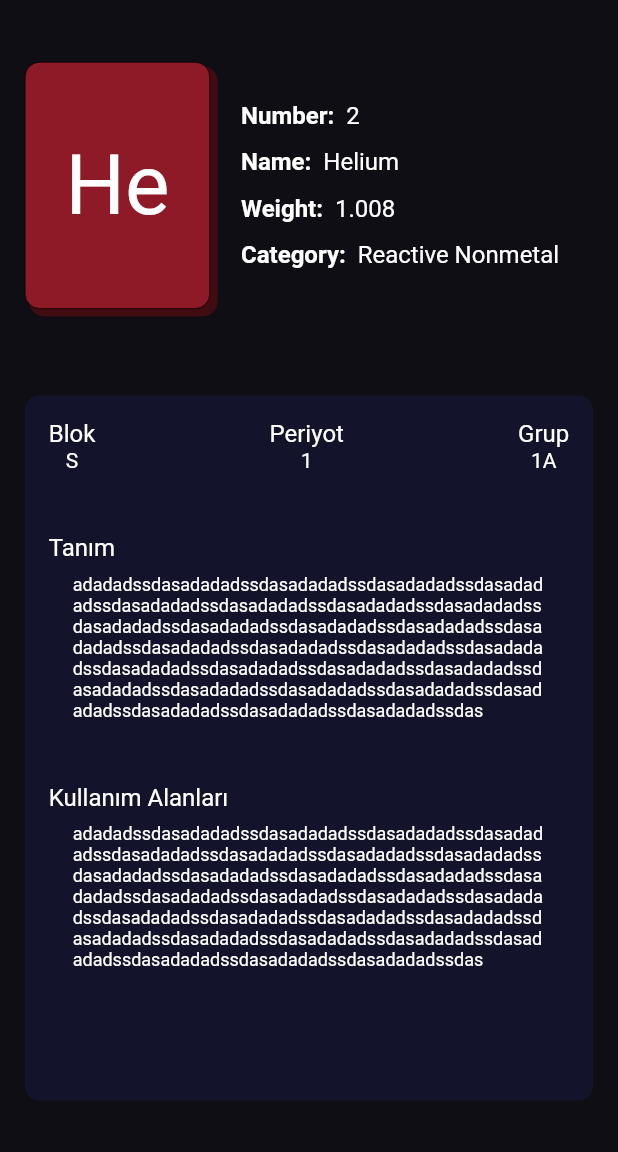
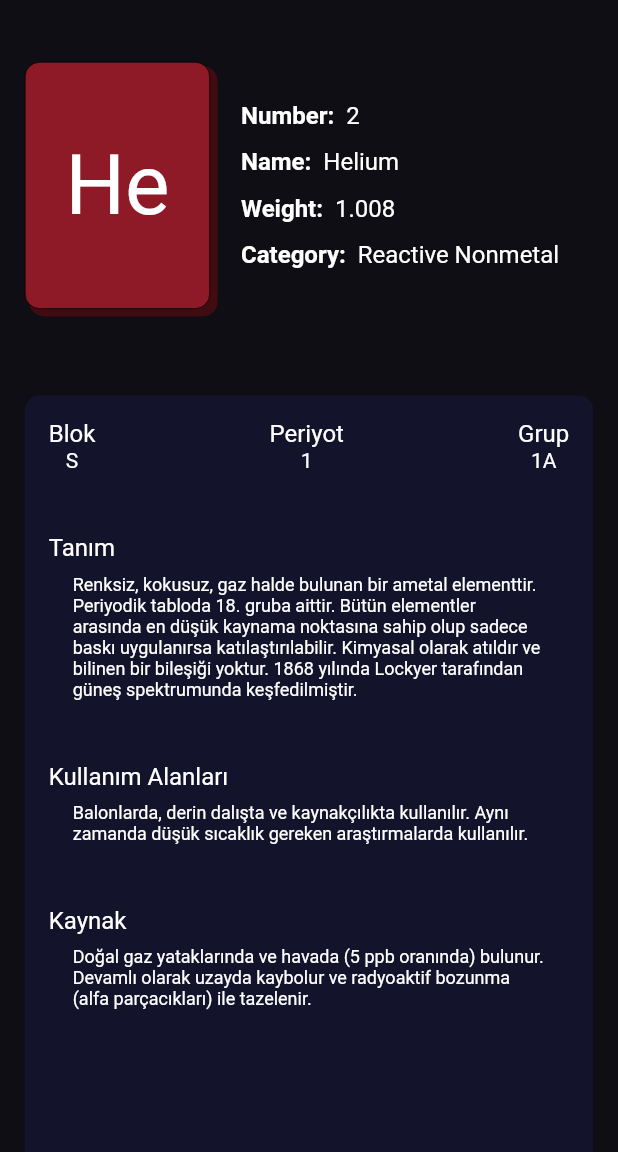
Before and after one commit to furkanagess/periodic_table_app, a Flutter app: the screen it shows after launch, after a tap on an icon or button, on a phone screen of 412 x 824 dp, the part 84-1236 px from its top. Run offline on Flutter 3.47's test engine with Material 2 defaults, Android fonts, the phone set to English and light mode, and no system bars; our stand-ins replace mobx; generated files the repository leaves out were written again.

Commit message:
detail strings fixed

```diff
--- a/lib/feature/detail/view/detail_view.dart
+++ b/lib/feature/detail/view/detail_view.dart
@@ -52,7 +52,7 @@ class DetailPageView extends StatelessWidget {
                   ),
                   SizedBox(height: context.dynamicHeight(0.07)),
                   Container(
-                    height: 470,
+                    height: context.dynamicHeight(0.7),
                     decoration: BoxDecoration(
                       borderRadius: BorderRadius.circular(10),
                       color: AppColors().darkBlue,
@@ -72,12 +72,17 @@ class DetailPageView extends StatelessWidget {
                           SizedBox(height: context.dynamicHeight(0.05)),
                           ElementInfoParagraph(
                             title: "Tanım",
-                            paragraph: "adadadssdas",
+                            paragraph: AppStrings().description,
                           ),
                           SizedBox(height: context.dynamicHeight(0.05)),
                           ElementInfoParagraph(
                             title: "Kullanım Alanları",
-                            paragraph: "adadadssdas",
+                            paragraph: AppStrings().usage,
+                          ),
+                          SizedBox(height: context.dynamicHeight(0.05)),
+                          ElementInfoParagraph(
+                            title: "Kaynak",
+                            paragraph: AppStrings().source,
                           ),
                         ],
                       ),
--- a/lib/product/constants/strings_constant.dart
+++ b/lib/product/constants/strings_constant.dart
@@ -20,7 +20,13 @@ class AppStrings {
   String get search => "İstediğin elementi ara...";
   String get periodicTable => "Periyodik Tablo'dan konumunu bul...";
   String get clickElement => "Element'e tıkla ve bilgiye eriş...";
+  String get learn => "Eğlenerek öğrenin...";
+  String get description =>
+      "Renksiz, kokusuz, gaz halde bulunan bir ametal elementtir. Periyodik tabloda 18. gruba aittir. Bütün elementler arasında en düşük kaynama noktasına sahip olup sadece baskı uygulanırsa katılaştırılabilir. Kimyasal olarak atıldır ve bilinen bir bileşiği yoktur. 1868 yılında Lockyer tarafından güneş spektrumunda keşfedilmiştir.";
+  String get usage => "Balonlarda, derin dalışta ve kaynakçılıkta kullanılır. Aynı zamanda düşük sıcaklık gereken araştırmalarda kullanılır.";
 
+  String get source =>
+      "Doğal gaz yataklarında ve havada (5 ppb oranında) bulunur. Devamlı olarak uzayda kaybolur ve radyoaktif bozunma (alfa parçacıkları) ile tazelenir.";
   String get continueText => "Continue";
 
   // elements
--- a/lib/product/widget/text/element_info_long_text.dart
+++ b/lib/product/widget/text/element_info_long_text.dart
@@ -27,7 +27,7 @@ class ElementInfoParagraph extends StatelessWidget {
         Padding(
           padding: EdgeInsets.only(top: 8, left: 16, right: 16),
           child: Text(
-            paragraph * 30,
+            paragraph,
             style: context.textTheme.bodySmall?.copyWith(
               color: AppColors().white,
             ),
--- a/lib/product/widget/textField/long_feedback_tf.dart
+++ b/lib/product/widget/textField/long_feedback_tf.dart
@@ -23,7 +23,7 @@ class FeedbackLongTextField extends StatelessWidget {
         maxLines: 6,
         maxLength: 300,
         decoration: InputDecoration(
-          hintStyle: context.textTheme.bodyMedium?.copyWith(color: AppColors().white),
+          hintStyle: context.textTheme.bodyMedium?.copyWith(color: AppColors().lightWhite),
           hintText: title,
           hoverColor: AppColors().white,
           focusColor: AppColors().white,
```
